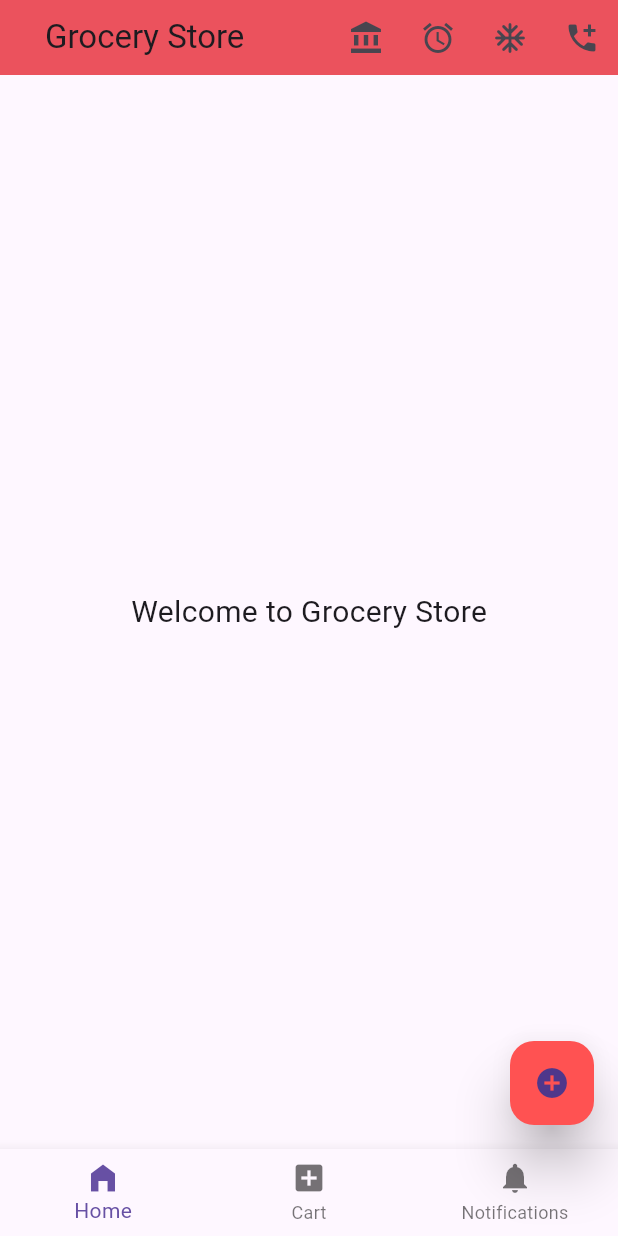
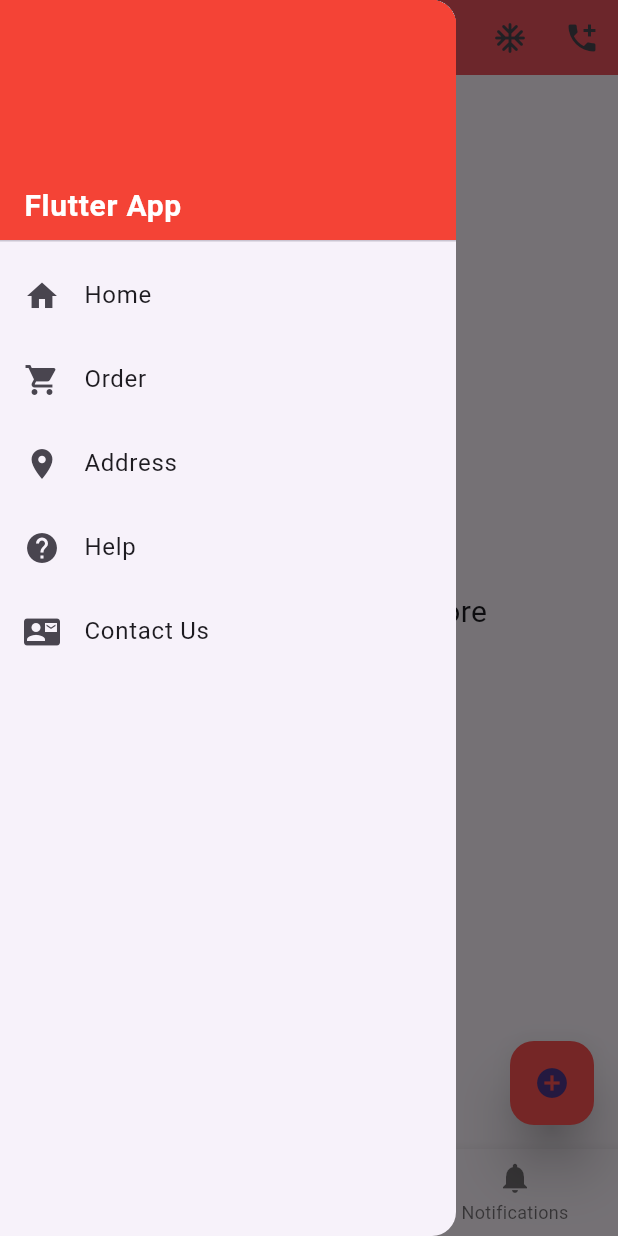
Before and after one commit to ekas-7/Flutter_start, a Flutter app: the screen it shows after launch, with the side drawer open (before the commit the screen has no drawer), on a phone screen of 412 x 824 dp. Run offline on Flutter 3.47's test engine with Material 3 defaults, Android fonts, the phone set to English and light mode, and no system bars.

Commit message:
yo flutter drawer done

```diff
--- a/lib/main.dart
+++ b/lib/main.dart
@@ -87,6 +87,46 @@ class HomeActivity extends StatelessWidget {
           BottomNavigationBarItem(icon: Icon(Icons.notifications), label: "Notifications"),
         ],
       ),
+      drawer: Drawer(
+        child: ListView(
+          padding: EdgeInsets.zero, // Removes default padding
+          children: [
+            DrawerHeader(
+              decoration: BoxDecoration(color: Colors.red     ), // Optional background color
+              child: Align(
+                alignment: Alignment.bottomLeft, // Aligns text at the bottom left
+                child: Text(
+                  "Flutter App",
+                  style: TextStyle(fontSize: 20, fontWeight: FontWeight.bold, color: Colors.white),
+                ),
+              ),
+            ),
+            ListTile(
+              leading: Icon(Icons.home),
+              title: Text("Home"),
+              onTap: (){
+                myMessage("home app", context);
+              },
+            ),
+            ListTile(
+              leading: Icon(Icons.shopping_cart),
+              title: Text("Order"),
+            ),
+            ListTile(
+              leading: Icon(Icons.location_on),
+              title: Text("Address"),
+            ),
+            ListTile(
+              leading: Icon(Icons.help),
+              title: Text("Help"),
+            ),
+            ListTile(
+              leading: Icon(Icons.contact_mail),
+              title: Text("Contact Us"),
+            ),
+          ],
+        ),
+      ),
 
     );
   }
```
